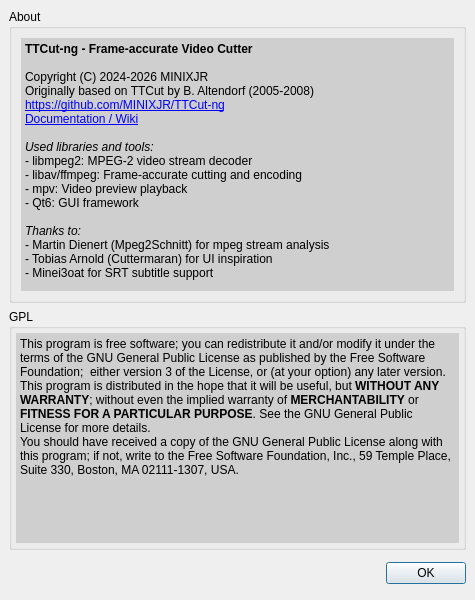
This is ui/aboutdlg.ui in MINIXJR/TTCut-ng as Qt 5 draws it before an edit. The edited form follows.
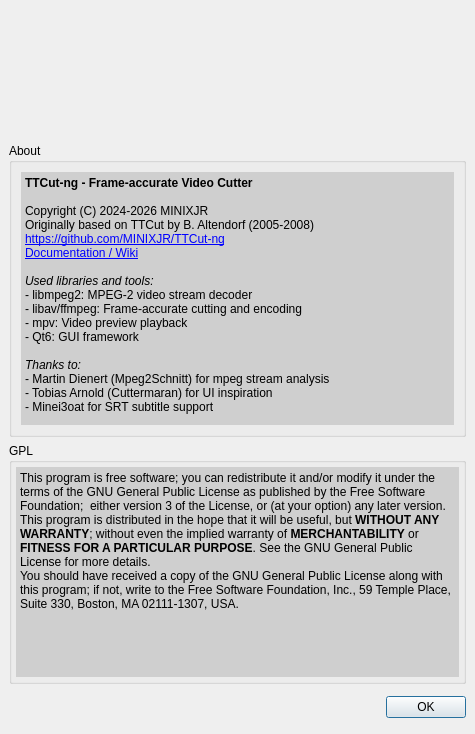
This is the edited form.

Commit message: Use the new logo as window icon and in the About dialog

The edit to the form file:
```diff
--- a/ui/aboutdlg.ui
+++ b/ui/aboutdlg.ui
@@ -6,7 +6,7 @@
     <x>0</x>
     <y>0</y>
     <width>475</width>
-    <height>600</height>
+    <height>734</height>
    </rect>
   </property>
   <property name="sizePolicy" >
@@ -18,13 +18,13 @@
   <property name="minimumSize" >
    <size>
     <width>475</width>
-    <height>600</height>
+    <height>734</height>
    </size>
   </property>
   <property name="maximumSize" >
    <size>
     <width>475</width>
-    <height>600</height>
+    <height>734</height>
    </size>
   </property>
   <property name="windowTitle" >
@@ -49,7 +49,20 @@
    <property name="verticalSpacing" >
     <number>6</number>
    </property>
-   <item row="1" column="0" >
+   <item row="0" column="0" >
+    <widget class="QLabel" name="lbLogo" >
+     <property name="minimumSize" >
+      <size>
+       <width>128</width>
+       <height>128</height>
+      </size>
+     </property>
+     <property name="alignment" >
+      <set>Qt::AlignCenter</set>
+     </property>
+    </widget>
+   </item>
+   <item row="2" column="0" >
     <widget class="QGroupBox" name="gbGPL" >
      <property name="sizePolicy" >
       <sizepolicy vsizetype="Minimum" hsizetype="Preferred" >
@@ -479,7 +492,7 @@
      </layout>
     </widget>
    </item>
-   <item row="2" column="0" >
+   <item row="3" column="0" >
     <layout class="QHBoxLayout" >
      <property name="spacing" >
       <number>6</number>
@@ -524,7 +537,7 @@
      </item>
     </layout>
    </item>
-   <item row="0" column="0" >
+   <item row="1" column="0" >
     <widget class="QGroupBox" name="gbAbout" >
      <property name="sizePolicy" >
       <sizepolicy vsizetype="Minimum" hsizetype="Preferred" >
```
The commit also changes 9 other files.
